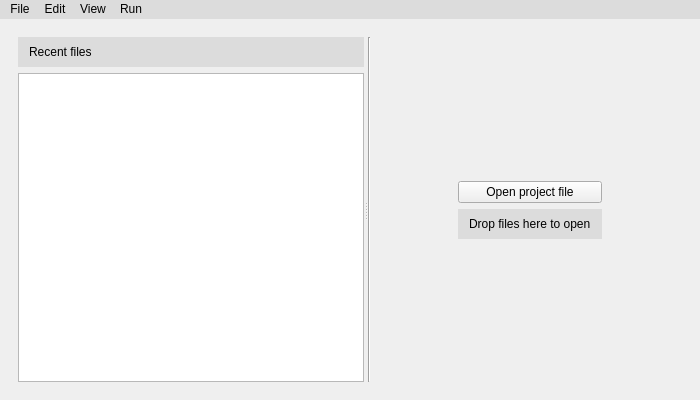
Above: gui/ui_files/mainwindow.ui from OSUDSL/pydre before the change. Below: the same form after it.
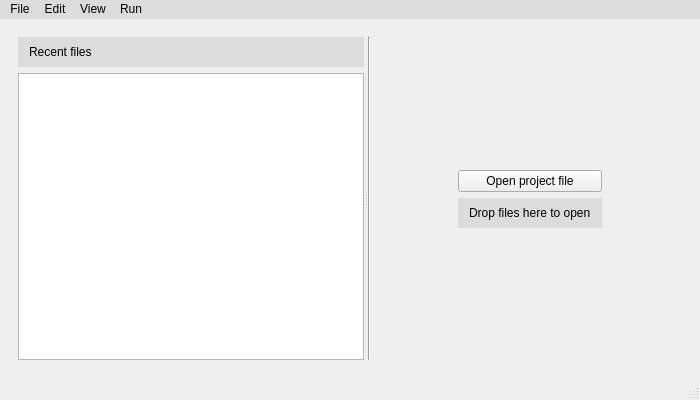
That is the form after the change. Icons and pictures are not drawn.

Commit message: Added progress bar widget that appears when the run code is executed

Patch:
```diff
--- a/gui/ui_files/mainwindow.ui
+++ b/gui/ui_files/mainwindow.ui
@@ -540,6 +540,7 @@
    <addaction name="view_menu"/>
    <addaction name="run_menu"/>
   </widget>
+  <widget class="QStatusBar" name="status_bar"/>
   <action name="pfile_act">
    <property name="enabled">
     <bool>false</bool>
```
The commit also changes 1 other file.
